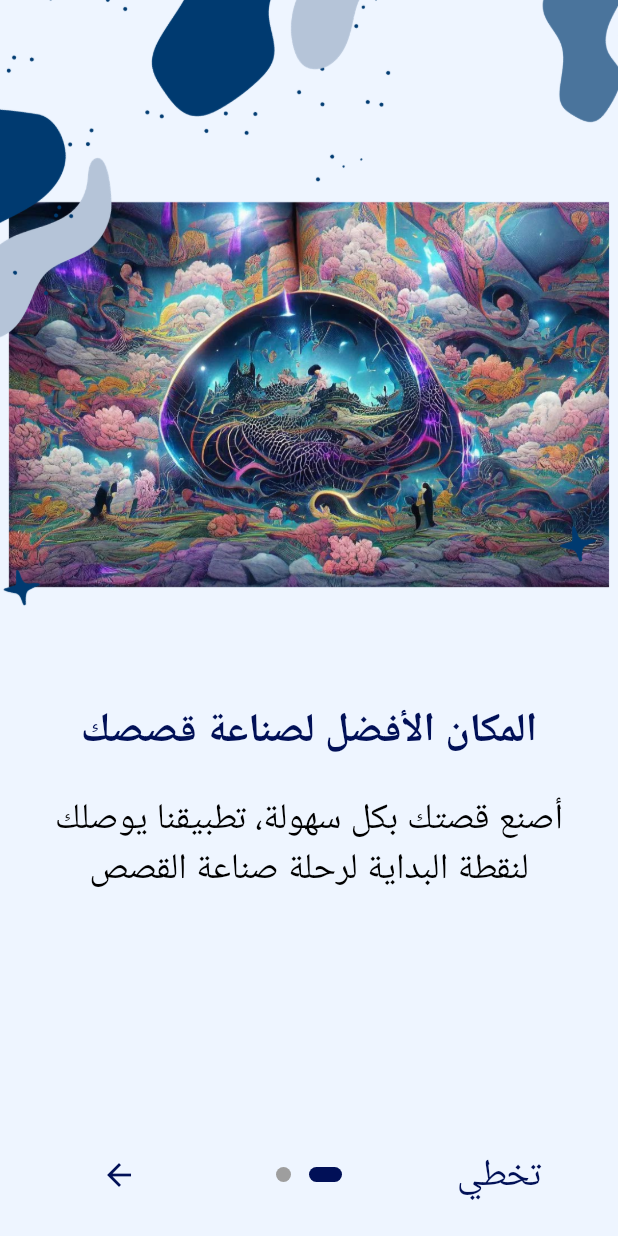
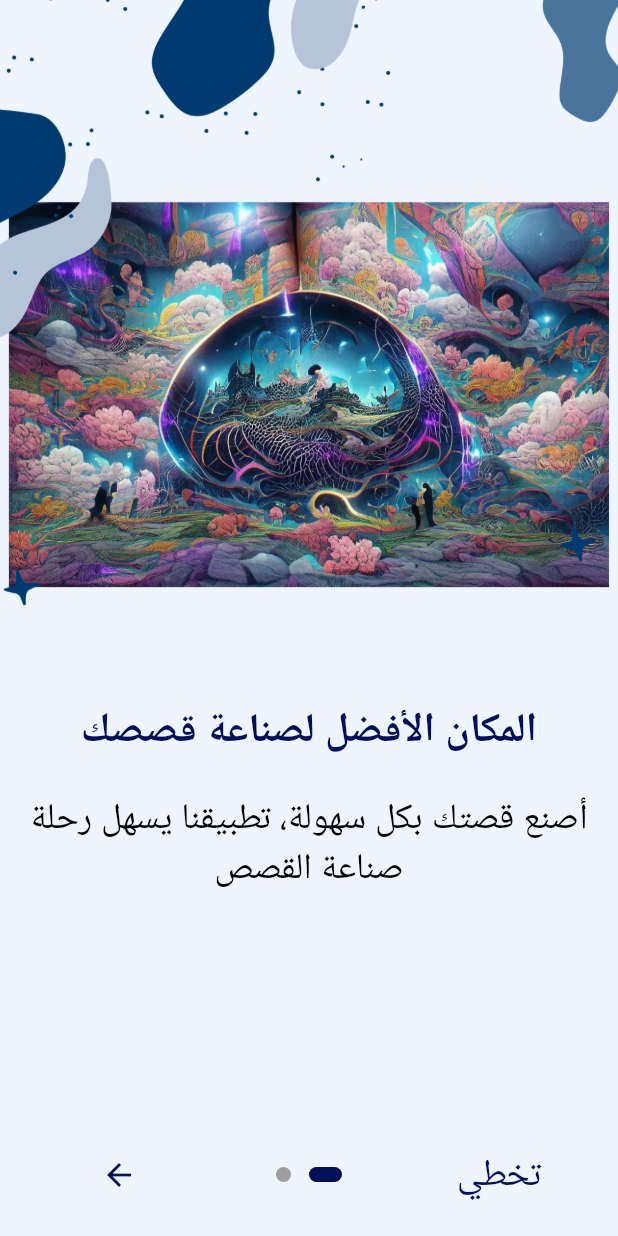
Before and after one commit to Lujain-M02/2023-GP1-6, a Flutter app: the screen it shows after launch, on a phone screen of 412 x 824 dp. Run offline on Flutter 3.47's test engine with Material 2 defaults, Android fonts, the phone set to English and light mode, and no system bars; drawn by our look-alikes of introduction_screen; our stand-ins replace animate_do, animated_text_kit, lottie.

Commit message:
تعديل على الواجهات

```diff
--- a/your_story/lib/pages/intro_pages.dart
+++ b/your_story/lib/pages/intro_pages.dart
@@ -13,7 +13,7 @@ class MyHomePage extends StatelessWidget {
 
     PageViewModel(
       title: "المكان الأفضل لصناعة قصصك",
-      body: "أصنع قصتك بكل سهولة، تطبيقنا يوصلك لنقطة البداية لرحلة صناعة القصص",
+      body: "أصنع قصتك بكل سهولة، تطبيقنا يسهل رحلة صناعة القصص",
       image: Image.asset('assets/onboarding1.png'),
       decoration: PageDecoration(
         pageColor: const Color.fromARGB(255, 238, 245, 255),
@@ -30,7 +30,7 @@ class MyHomePage extends StatelessWidget {
       ),
     ),
     PageViewModel(
-      title: "مصوره عن طريق الذكاء الإصطناعي",
+      title: "قصص مصوره عن طريق الذكاء الإصطناعي",
       body: "تقنياتنا تمكنك من صناعة قصتك وإنشاء صور مميزه لها",
       image: Image.asset('assets/onboarding2.png'),
       decoration: PageDecoration(
--- a/your_story/lib/pages/welcome_page.dart
+++ b/your_story/lib/pages/welcome_page.dart
@@ -54,7 +54,7 @@ class _welcomePageState extends State<welcomePage> {
                       from: 50,
                       child: const Center(
                         child: Align(
-                          alignment: Alignment.centerLeft,
+                          alignment: Alignment.center,
                           child: Text(
                             ' أهلا بك يا صانع القصص      ',
                             textAlign: TextAlign.center,
```
